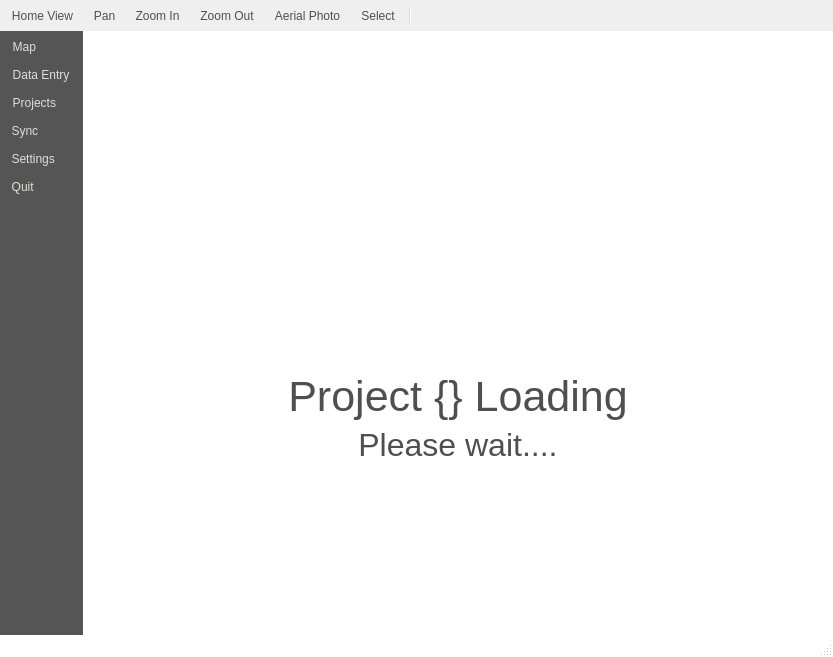
First picture: the form in src/roam/ui_mainwindow.ui, repository roam-qgis/Roam, before the edit.
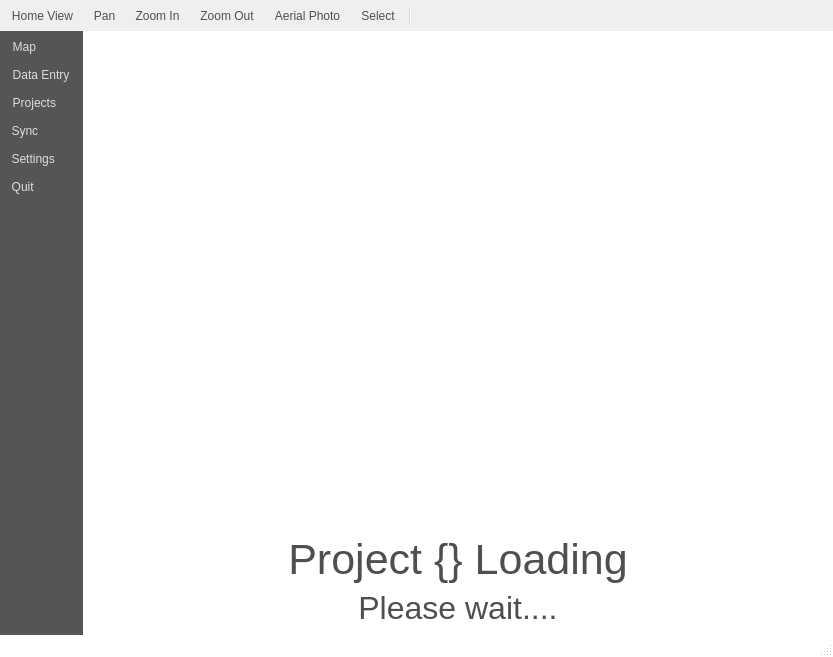
Second picture: the form after the edit. The open tabs and pages were chosen to show the change. Icons and pictures are not drawn. Custom widgets are drawn as their Qt base class.

Commit message: Keep aspect ratio when loading project splash

```diff
--- a/src/roam/ui_mainwindow.ui
+++ b/src/roam/ui_mainwindow.ui
@@ -180,19 +180,6 @@
         </sizepolicy>
        </property>
        <layout class="QVBoxLayout" name="verticalLayout">
-        <item>
-         <spacer name="verticalSpacer_2">
-          <property name="orientation">
-           <enum>Qt::Vertical</enum>
-          </property>
-          <property name="sizeHint" stdset="0">
-           <size>
-            <width>20</width>
-            <height>40</height>
-           </size>
-          </property>
-         </spacer>
-        </item>
         <item>
          <widget class="QLabel" name="projectimage">
           <property name="sizePolicy">
@@ -251,19 +238,6 @@
           </property>
          </widget>
         </item>
-        <item>
-         <spacer name="verticalSpacer">
-          <property name="orientation">
-           <enum>Qt::Vertical</enum>
-          </property>
-          <property name="sizeHint" stdset="0">
-           <size>
-            <width>20</width>
-            <height>40</height>
-           </size>
-          </property>
-         </spacer>
-        </item>
        </layout>
       </widget>
       <widget class="QWidget" name="widgetpage">
```
Left out of the diff: 2 changed lines with no effect on the pictures. The commit also changes 1 other file.
